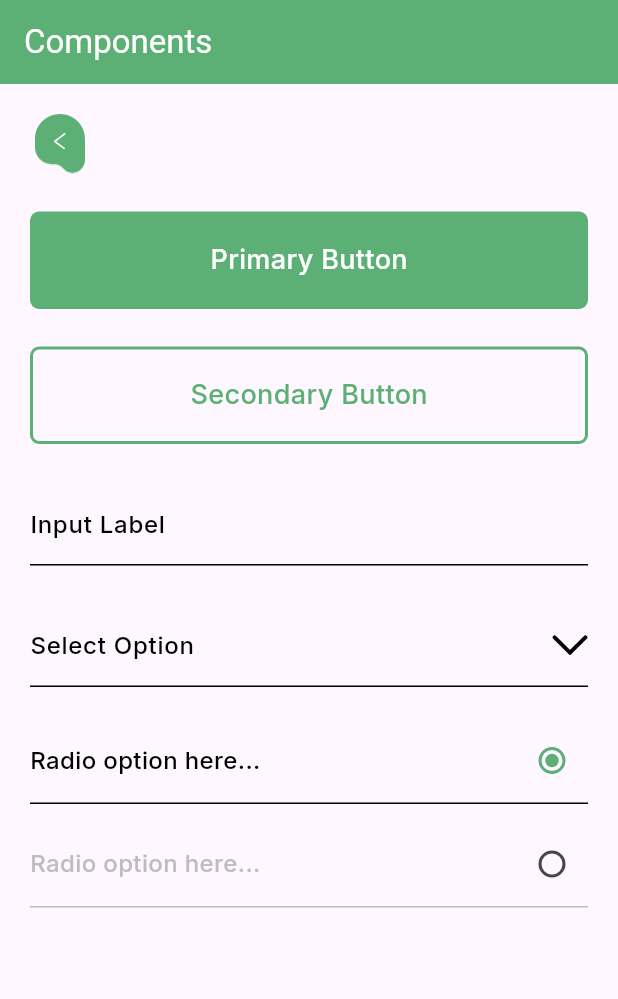
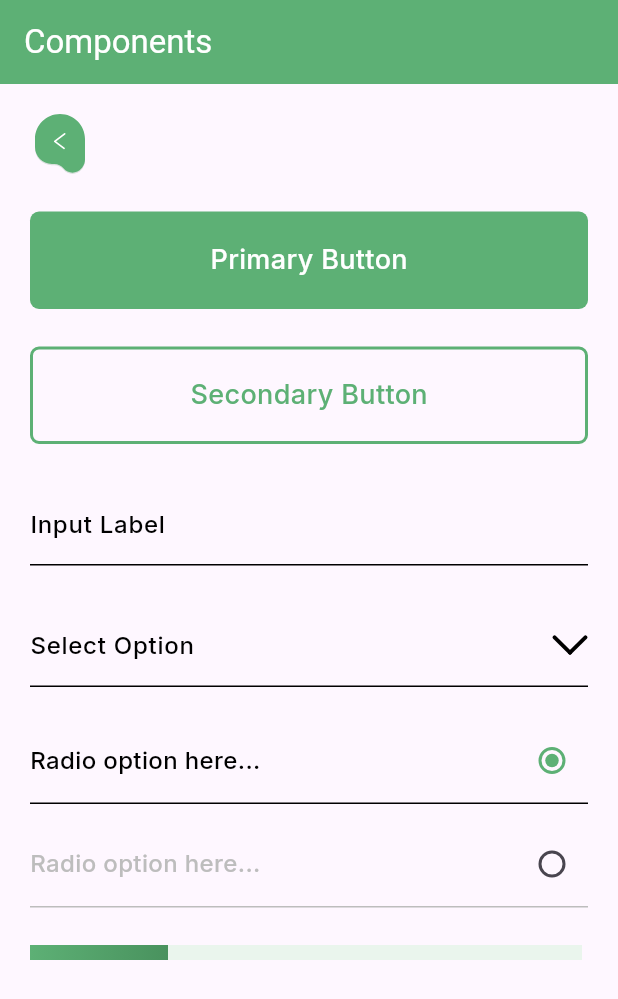
Before and after one commit to OmerMohideen/SegmentFault_Gembo, a Flutter app: the screen it shows after launch, on a phone screen of 412 x 824 dp. Shown: the top 999 px of the screen. Run offline on Flutter 3.47's test engine with Material 3 defaults, Android fonts, the light colour scheme and no system bars; our stand-ins replace flutter_svg, google_fonts.

Commit message:
feat(user): progress bar widget

```diff
--- a/user_application/lib/main.dart
+++ b/user_application/lib/main.dart
@@ -3,6 +3,7 @@ import 'package:user_application/styles/colors.dart';
 import 'package:user_application/widgets/Button.dart';
 import 'package:user_application/widgets/back_button.dart';
 import 'package:user_application/widgets/input_field.dart';
+import 'package:user_application/widgets/progress.dart';
 import 'package:user_application/widgets/radio_button.dart';
 import 'package:user_application/widgets/select_field.dart';
 
@@ -58,9 +59,7 @@ class _MyAppState extends State<MyApp> {
                     selectedValue = newValue;
                   });
                 }),
-            const SizedBox(
-              height: 25,
-            ),
+            const SizedBox(height: 25),
             RadioButton(
               label: "Radio option here...",
               selected: isSelected1,
@@ -82,6 +81,12 @@ class _MyAppState extends State<MyApp> {
                 });
               },
             ),
+            const SizedBox(height: 25),
+            const ProgressBar(
+              progressCount: 1,
+              sizeCount: 4,
+              size: 92,
+            ),
           ],
         ),
       ),
--- /dev/null
+++ b/user_application/lib/widgets/progress.dart
@@ -0,0 +1,40 @@
+import 'package:flutter/material.dart';
+import 'package:user_application/styles/colors.dart';
+
+class ProgressBar extends StatelessWidget {
+  final int progressCount;
+  final int sizeCount;
+  final int size;
+
+  const ProgressBar({
+    super.key,
+    required this.progressCount,
+    required this.sizeCount,
+    required this.size,
+  });
+
+  @override
+  Widget build(BuildContext context) {
+    return Container(
+      height: 10,
+      width: this.sizeCount * this.size.toDouble(),
+      decoration: const BoxDecoration(color: primarySubtleColor),
+      child: Row(
+        children: List.generate(
+          this.progressCount,
+          (index) => Container(
+            width: this.size.toDouble(),
+            height: 10,
+            decoration: const BoxDecoration(
+              gradient: LinearGradient(
+                colors: [Color(0xff5DB075), Color(0xff49925E)],
+                begin: Alignment.centerLeft,
+                end: Alignment.centerRight,
+              ),
+            ),
+          ),
+        ),
+      ),
+    );
+  }
+}
```
